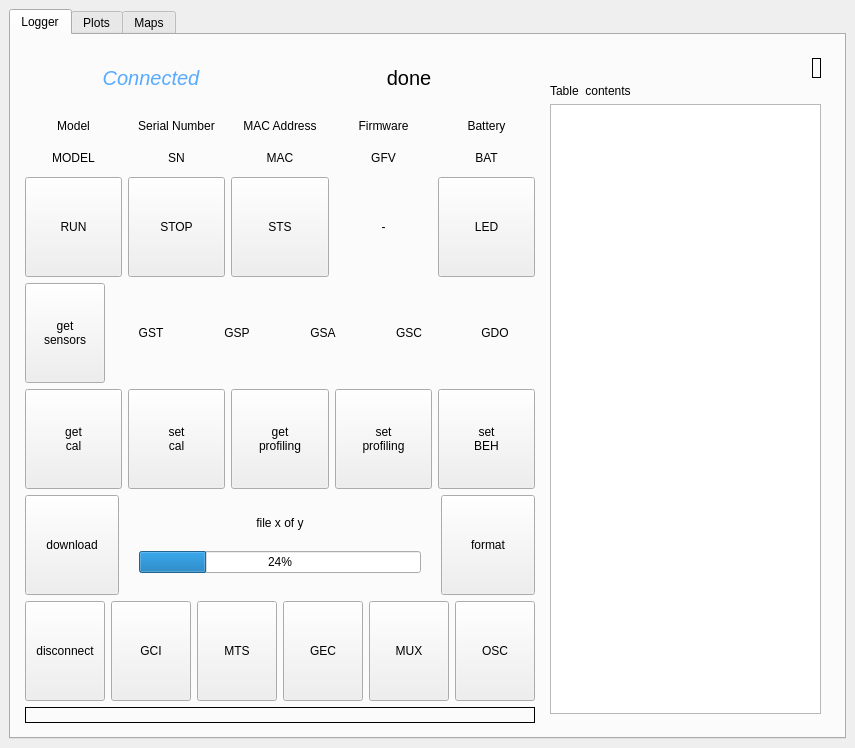
First picture: the form in bix/gui/gui.ui, repository LowellInstruments/bix, before the edit.
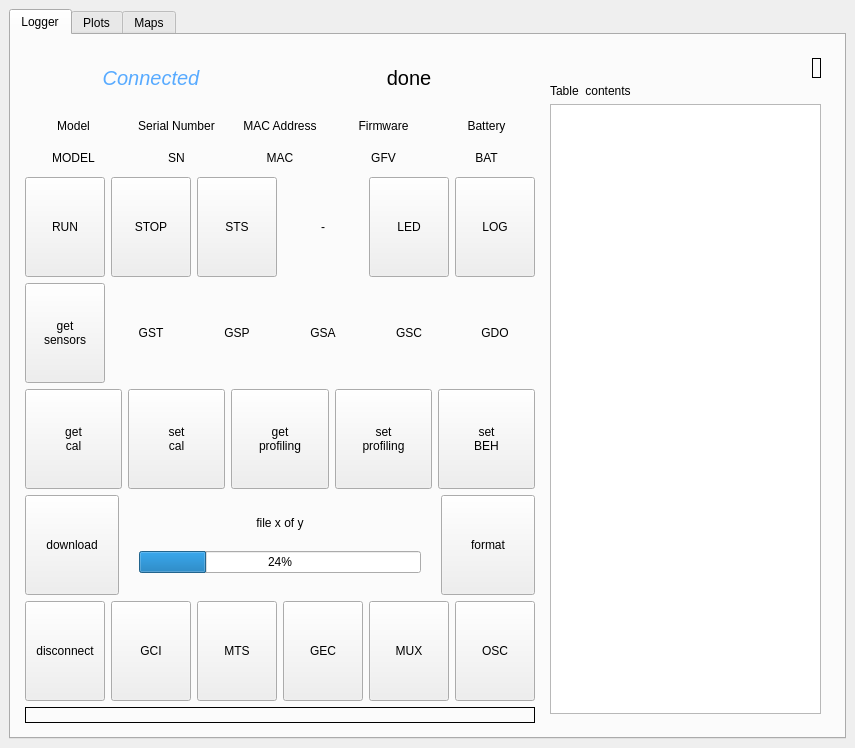
Second picture: the form after the edit. Icons and pictures are not drawn.

The edit to the form file:
```diff
--- a/bix/gui/gui.ui
+++ b/bix/gui/gui.ui
@@ -411,7 +411,7 @@
                  </layout>
                 </item>
                 <item>
-                 <layout class="QHBoxLayout" name="horizontalLayout_15" stretch="1,1,1,1,1">
+                 <layout class="QHBoxLayout" name="horizontalLayout_15" stretch="1,1,1,1,1,1">
                   <item>
                    <widget class="QPushButton" name="btn_rws">
                     <property name="minimumSize">
@@ -474,6 +474,19 @@
                     </property>
                    </widget>
                   </item>
+                  <item>
+                   <widget class="QPushButton" name="btn_log">
+                    <property name="minimumSize">
+                     <size>
+                      <width>0</width>
+                      <height>100</height>
+                     </size>
+                    </property>
+                    <property name="text">
+                     <string>LOG</string>
+                    </property>
+                   </widget>
+                  </item>
                  </layout>
                 </item>
                 <item>
```
